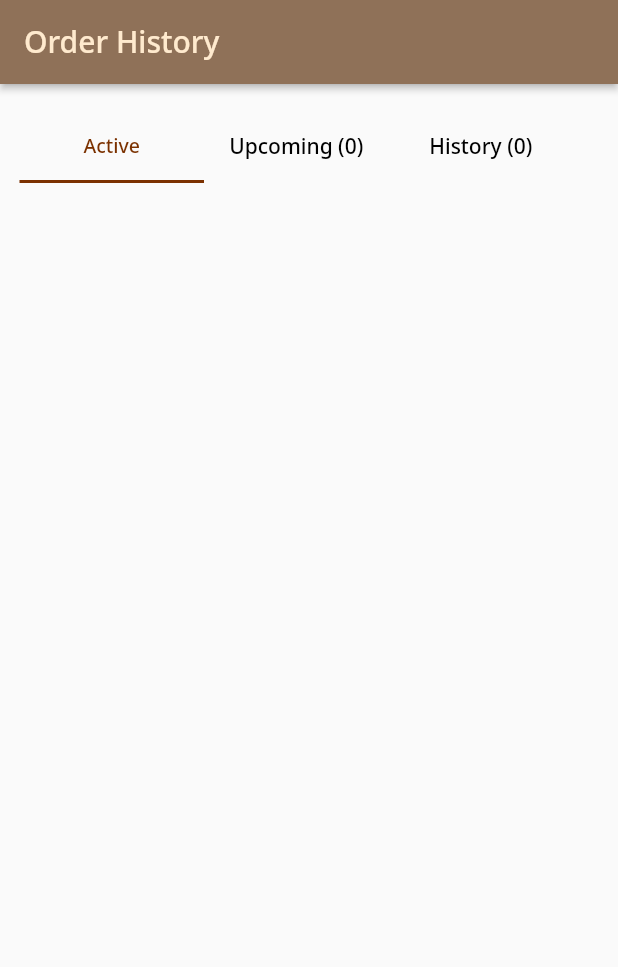
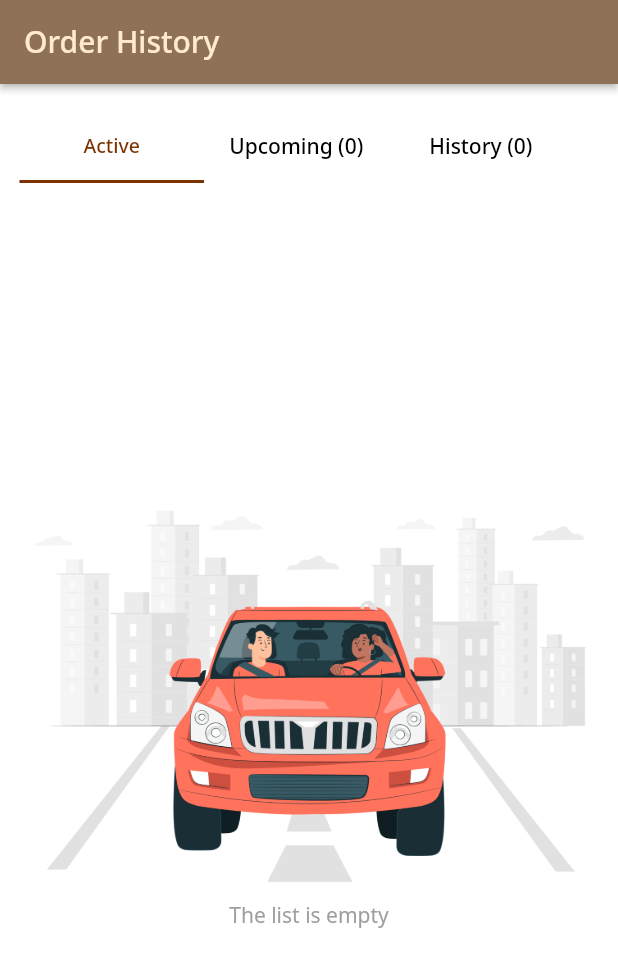
Before and after one commit to ramadhantaAkmal/bali-rent-project, a Flutter app: the OrdersMain screen opened directly, on a phone screen of 412 x 824 dp. Shown: the top 967 px of the screen. Run offline on Flutter 3.47's test engine with Material 2 defaults, Android fonts, the phone set to English and light mode, and no system bars; our stand-ins replace auto_size_text, awesome_snackbar_content, flutter_riverpod, freezed_annotation, go_router, image_picker and 2 more; accounts and stored records are empty.

Commit message:
feat: adding placeholder when

```diff
--- a/codingan/lib/viewmodel/history_providers.dart
+++ b/codingan/lib/viewmodel/history_providers.dart
@@ -38,7 +38,7 @@ class HistoryNotifier extends StateNotifier<List<OrderModel>> {
   void setUserId() async {
     SharedPreferences pref = await SharedPreferences.getInstance();
     var token = json.decode(pref.getString("token")!);
-    userId = token["id"];
+    userId = token["id"] ?? 0;
   }
 
   List<OrderModel> filterOrders(String tab) {
--- a/codingan/lib/views/ui/orders_page/orders_main.dart
+++ b/codingan/lib/views/ui/orders_page/orders_main.dart
@@ -65,7 +65,9 @@ class _OrdersMainState extends ConsumerState<OrdersMain> {
   }
 
   Widget _buildBody(BuildContext context) {
-    return Column(
+    return Container(
+      color: Colors.white,
+      child: Column(
         crossAxisAlignment: CrossAxisAlignment.start,
         children: [
           TabBar(
@@ -113,7 +115,23 @@ class _OrdersMainState extends ConsumerState<OrdersMain> {
                           .watch(historyProvider.notifier)
                           .filterOrders("active");
 
-                    return ListView.builder(
+                      return filtered.isEmpty
+                          ? Center(
+                              child: Column(
+                                mainAxisAlignment: MainAxisAlignment.center,
+                                children: [
+                                  Image(
+                                    image: AssetImage(
+                                        'assets/images/emptylist.jpg'),
+                                  ),
+                                  Text(
+                                    "The list is empty",
+                                    style: TextStyle(color: Colors.grey),
+                                  )
+                                ],
+                              ),
+                            )
+                          : ListView.builder(
                               itemBuilder: (context, index) {
                                 return Column(
                                   children: [
@@ -139,7 +157,23 @@ class _OrdersMainState extends ConsumerState<OrdersMain> {
                           .watch(historyProvider.notifier)
                           .filterOrders("upcoming");
 
-                    return ListView.builder(
+                      return filtered.isEmpty
+                          ? Center(
+                              child: Column(
+                                mainAxisAlignment: MainAxisAlignment.center,
+                                children: [
+                                  Image(
+                                    image: AssetImage(
+                                        'assets/images/emptylist.jpg'),
+                                  ),
+                                  Text(
+                                    "The list is empty",
+                                    style: TextStyle(color: Colors.grey),
+                                  )
+                                ],
+                              ),
+                            )
+                          : ListView.builder(
                               itemBuilder: (context, index) {
                                 return Column(
                                   children: [
@@ -171,8 +205,8 @@ class _OrdersMainState extends ConsumerState<OrdersMain> {
                                 mainAxisAlignment: MainAxisAlignment.center,
                                 children: [
                                   Image(
-                                  image:
-                                      AssetImage('assets/images/emptylist.jpg'),
+                                    image: AssetImage(
+                                        'assets/images/emptylist.jpg'),
                                   ),
                                   Text(
                                     "The list is empty",
@@ -204,6 +238,7 @@ class _OrdersMainState extends ConsumerState<OrdersMain> {
                 ])),
           ),
         ],
+      ),
     );
   }
 }
```
Lines whose indentation alone changed are shown as unchanged.
